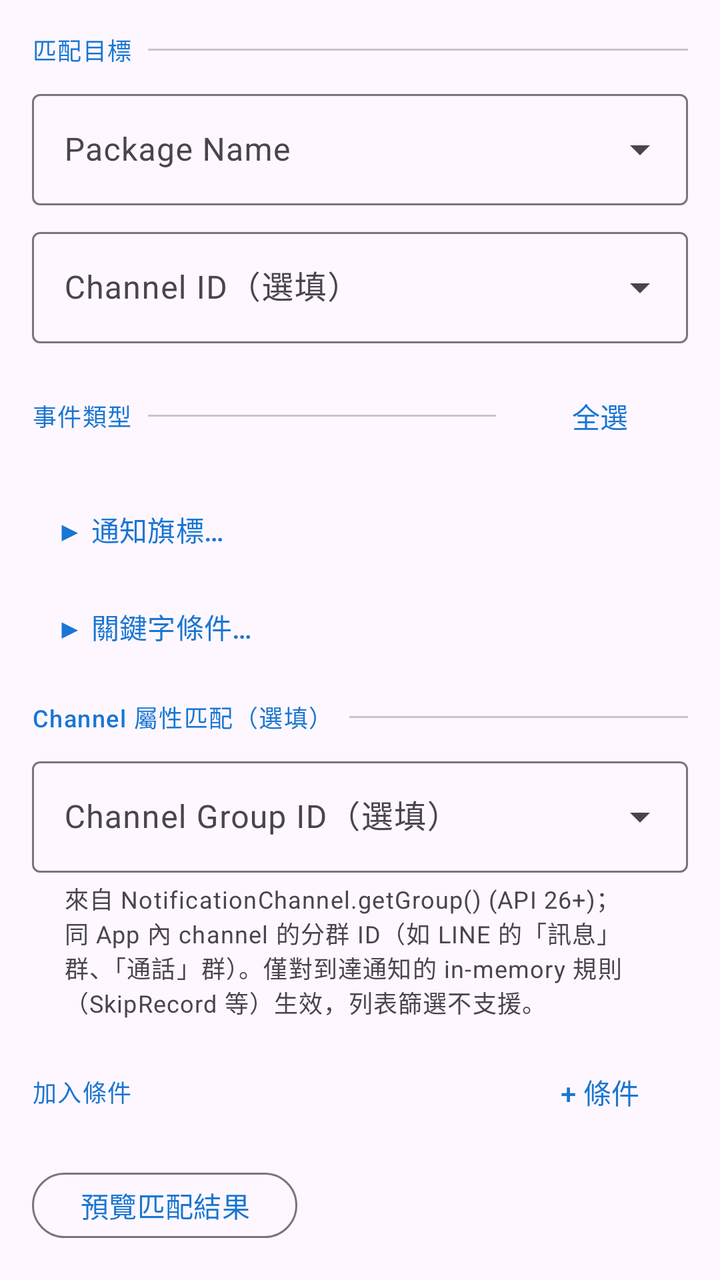
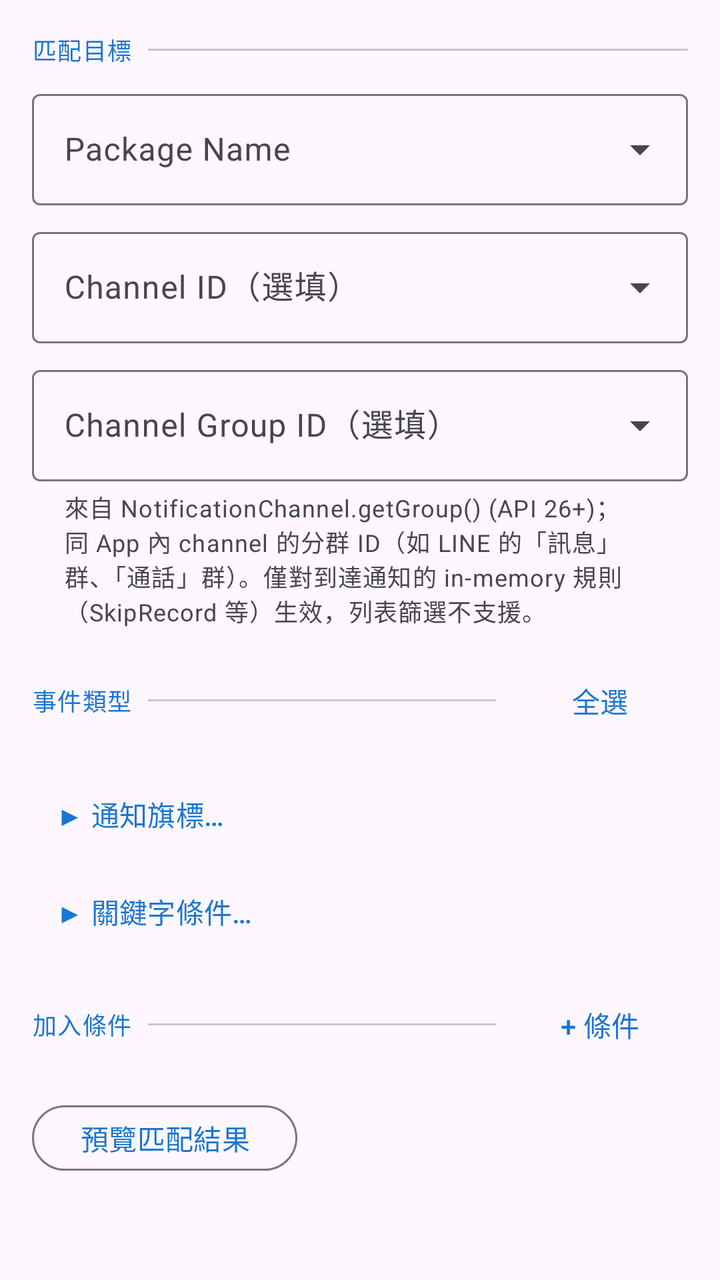

Compare the two renders of this Android layout. The source of the first and the diff that turns it into the second are given below.
<!-- AndroidManifest.xml: application theme Theme.NotificationMaster -->
<!-- res/layout/dialog_add_filter_rule.xml -->
<?xml version="1.0" encoding="utf-8"?>
<ScrollView xmlns:android="http://schemas.android.com/apk/res/android"
    xmlns:app="http://schemas.android.com/apk/res-auto"
    android:layout_width="match_parent"
    android:layout_height="wrap_content"
    android:padding="16dp">

    <LinearLayout
        android:layout_width="match_parent"
        android:layout_height="wrap_content"
        android:orientation="vertical">

        
        <com.google.android.material.textfield.TextInputLayout
            android:id="@+id/layout_category"
            style="@style/Widget.Material3.TextInputLayout.OutlinedBox.ExposedDropdownMenu"
            android:layout_width="match_parent"
            android:layout_height="wrap_content"
            android:hint="@string/filter_dialog_category"
            android:layout_marginBottom="8dp"
            android:visibility="gone">

            <com.google.android.material.textfield.MaterialAutoCompleteTextView
                android:id="@+id/dropdown_category"
                android:layout_width="match_parent"
                android:layout_height="wrap_content"
                android:inputType="none"
                android:editable="false" />

        </com.google.android.material.textfield.TextInputLayout>

        
        <LinearLayout
            android:id="@+id/section_header_target"
            android:layout_width="match_parent"
            android:layout_height="wrap_content"
            android:orientation="horizontal"
            android:gravity="center_vertical"
            android:layout_marginBottom="8dp">

            <com.google.android.material.textview.MaterialTextView
                android:layout_width="wrap_content"
                android:layout_height="wrap_content"
                android:text="@string/filter_section_target"
                android:textAppearance="?attr/textAppearanceLabelMedium"
                android:textColor="?attr/colorPrimary" />

            <com.google.android.material.divider.MaterialDivider
                android:layout_width="0dp"
                android:layout_height="wrap_content"
                android:layout_weight="1"
                android:layout_marginStart="8dp" />
        </LinearLayout>

        
        <com.google.android.material.textfield.TextInputLayout
            android:id="@+id/layout_package_name"
            style="@style/Widget.Material3.TextInputLayout.OutlinedBox.ExposedDropdownMenu"
            android:layout_width="match_parent"
            android:layout_height="wrap_content"
            android:hint="@string/filter_dialog_package_name"
            android:layout_marginBottom="8dp">

            <com.google.android.material.textfield.MaterialAutoCompleteTextView
                android:id="@+id/edit_package_name"
                android:layout_width="match_parent"
                android:layout_height="wrap_content"
                android:inputType="textNoSuggestions"
                android:completionThreshold="1" />
        </com.google.android.material.textfield.TextInputLayout>

        
        <com.google.android.material.textfield.TextInputLayout
            android:id="@+id/layout_channel_id"
            style="@style/Widget.Material3.TextInputLayout.OutlinedBox.ExposedDropdownMenu"
            android:layout_width="match_parent"
            android:layout_height="wrap_content"
            android:hint="@string/filter_dialog_channel_id"
            android:layout_marginBottom="8dp">

            <com.google.android.material.textfield.MaterialAutoCompleteTextView
                android:id="@+id/edit_channel_id"
                android:layout_width="match_parent"
                android:layout_height="wrap_content"
                android:inputType="textNoSuggestions"
                android:completionThreshold="1" />
        </com.google.android.material.textfield.TextInputLayout>

        
        <LinearLayout
            android:id="@+id/section_header_event_types"
            android:layout_width="match_parent"
            android:layout_height="wrap_content"
            android:orientation="horizontal"
            android:gravity="center_vertical"
            android:layout_marginTop="8dp"
            android:layout_marginBottom="8dp">

            <com.google.android.material.textview.MaterialTextView
                android:layout_width="wrap_content"
                android:layout_height="wrap_content"
                android:text="@string/filter_dialog_event_types"
                android:textAppearance="?attr/textAppearanceLabelMedium"
                android:textColor="?attr/colorPrimary" />

            <com.google.android.material.divider.MaterialDivider
                android:layout_width="0dp"
                android:layout_height="wrap_content"
                android:layout_weight="1"
                android:layout_marginStart="8dp"
                android:layout_marginEnd="8dp" />

            <com.google.android.material.button.MaterialButton
                android:id="@+id/btn_select_all"
                style="@style/Widget.Material3.Button.TextButton"
                android:layout_width="wrap_content"
                android:layout_height="wrap_content"
                android:text="@string/filter_select_all"
                android:minHeight="36dp" />
        </LinearLayout>

        
        <LinearLayout
            android:id="@+id/container_event_types"
            android:layout_width="match_parent"
            android:layout_height="wrap_content"
            android:orientation="vertical"
            android:paddingStart="8dp"
            android:paddingEnd="0dp"
            android:descendantFocusability="blocksDescendants" />

        
        <com.google.android.material.button.MaterialButton
            android:id="@+id/btn_toggle_flags"
            style="@style/Widget.Material3.Button.TextButton"
            android:layout_width="wrap_content"
            android:layout_height="wrap_content"
            android:layout_marginTop="8dp"
            android:text="@string/filter_flags_expand"
            android:minHeight="36dp" />

        <LinearLayout
            android:id="@+id/layout_flags_section"
            android:layout_width="match_parent"
            android:layout_height="wrap_content"
            android:orientation="vertical"
            android:paddingStart="8dp"
            android:paddingEnd="0dp"
            android:visibility="gone">

            
            <LinearLayout
                android:layout_width="match_parent"
                android:layout_height="wrap_content"
                android:orientation="horizontal"
                android:gravity="center_vertical"
                android:layout_marginBottom="8dp">

                <com.google.android.material.textview.MaterialTextView
                    android:layout_width="wrap_content"
                    android:layout_height="wrap_content"
                    android:text="@string/filter_flags_title"
                    android:textAppearance="?attr/textAppearanceLabelMedium"
                    android:textColor="?attr/colorPrimary" />

                <com.google.android.material.divider.MaterialDivider
                    android:layout_width="0dp"
                    android:layout_height="wrap_content"
                    android:layout_weight="1"
                    android:layout_marginStart="8dp" />
            </LinearLayout>

            
            <com.google.android.material.textview.MaterialTextView
                android:layout_width="match_parent"
                android:layout_height="wrap_content"
                android:text="@string/flag_state_legend"
                android:textAppearance="?attr/textAppearanceBodySmall"
                android:textColor="?attr/colorOnSurfaceVariant"
                android:layout_marginBottom="8dp" />

            
            <LinearLayout
                android:id="@+id/container_flags"
                android:layout_width="match_parent"
                android:layout_height="wrap_content"
                android:orientation="vertical" />

            
            <LinearLayout
                android:layout_width="match_parent"
                android:layout_height="wrap_content"
                android:orientation="horizontal"
                android:gravity="center_vertical"
                android:layout_marginTop="12dp"
                android:layout_marginBottom="8dp">

                <com.google.android.material.textview.MaterialTextView
                    android:layout_width="wrap_content"
                    android:layout_height="wrap_content"
                    android:text="@string/filter_derived_title"
                    android:textAppearance="?attr/textAppearanceLabelMedium"
                    android:textColor="?attr/colorPrimary" />

                <com.google.android.material.divider.MaterialDivider
                    android:layout_width="0dp"
                    android:layout_height="wrap_content"
                    android:layout_weight="1"
                    android:layout_marginStart="8dp" />
            </LinearLayout>

            
            <LinearLayout
                android:id="@+id/container_derived"
                android:layout_width="match_parent"
                android:layout_height="wrap_content"
                android:orientation="vertical" />

        </LinearLayout>

        
        <com.google.android.material.button.MaterialButton
            android:id="@+id/btn_toggle_keyword"
            style="@style/Widget.Material3.Button.TextButton"
            android:layout_width="wrap_content"
            android:layout_height="wrap_content"
            android:layout_marginTop="8dp"
            android:text="@string/filter_keyword_expand"
            android:minHeight="36dp" />

        <LinearLayout
            android:id="@+id/layout_keyword_section"
            android:layout_width="match_parent"
            android:layout_height="wrap_content"
            android:orientation="vertical"
            android:paddingStart="8dp"
            android:paddingEnd="0dp"
            android:visibility="gone">

            <com.google.android.material.textfield.TextInputLayout
                android:id="@+id/layout_keyword_pattern"
                style="@style/Widget.Material3.TextInputLayout.OutlinedBox"
                android:layout_width="match_parent"
                android:layout_height="wrap_content"
                android:layout_marginTop="4dp"
                android:hint="@string/filter_keyword_pattern_hint">

                <com.google.android.material.textfield.TextInputEditText
                    android:id="@+id/edit_keyword_pattern"
                    android:layout_width="match_parent"
                    android:layout_height="wrap_content" />

            </com.google.android.material.textfield.TextInputLayout>

            
            <com.google.android.material.textview.MaterialTextView
                android:layout_width="wrap_content"
                android:layout_height="wrap_content"
                android:text="@string/filter_keyword_fields_label"
                android:textAppearance="?attr/textAppearanceLabelSmall"
                android:textColor="?android:attr/textColorSecondary"
                android:layout_marginTop="8dp"
                android:layout_marginBottom="4dp" />

            
            <LinearLayout
                android:id="@+id/container_keyword_fields"
                android:layout_width="match_parent"
                android:layout_height="wrap_content"
                android:orientation="vertical"
                android:descendantFocusability="blocksDescendants" />

            
            <com.google.android.material.materialswitch.MaterialSwitch
                android:id="@+id/switch_keyword_regex"
                android:layout_width="match_parent"
                android:layout_height="wrap_content"
                android:layout_marginTop="4dp"
                android:text="@string/filter_keyword_regex" />

        </LinearLayout>

        
        <LinearLayout
            android:id="@+id/section_header_channel_property"
            android:layout_width="match_parent"
            android:layout_height="wrap_content"
            android:orientation="horizontal"
            android:gravity="center_vertical"
            android:layout_marginTop="16dp"
            android:layout_marginBottom="8dp">

            <com.google.android.material.textview.MaterialTextView
                android:id="@+id/label_channel_property"
                android:layout_width="wrap_content"
                android:layout_height="wrap_content"
                android:text="@string/filter_channel_property_title"
                android:textAppearance="?attr/textAppearanceLabelMedium"
                android:textColor="?attr/colorPrimary" />

            <com.google.android.material.divider.MaterialDivider
                android:layout_width="0dp"
                android:layout_height="wrap_content"
                android:layout_weight="1"
                android:layout_marginStart="8dp" />
        </LinearLayout>

        

        <com.google.android.material.textfield.TextInputLayout
            android:id="@+id/layout_group_id"
            style="@style/Widget.Material3.TextInputLayout.OutlinedBox.ExposedDropdownMenu"
            android:layout_width="match_parent"
            android:layout_height="wrap_content"
            android:hint="@string/filter_group_id"
            app:helperTextEnabled="true"
            app:helperText="@string/filter_group_id_hint">

            <com.google.android.material.textfield.MaterialAutoCompleteTextView
                android:id="@+id/edit_group_id"
                android:layout_width="match_parent"
                android:layout_height="wrap_content"
                android:inputType="textNoSuggestions"
                android:completionThreshold="1" />

        </com.google.android.material.textfield.TextInputLayout>

        
        <LinearLayout
            android:id="@+id/layout_field_predicates_section"
            android:layout_width="match_parent"
            android:layout_height="wrap_content"
            android:orientation="vertical"
            android:layout_marginTop="16dp">

            <LinearLayout
                android:layout_width="match_parent"
                android:layout_height="wrap_content"
                android:orientation="horizontal"
                android:gravity="center_vertical">

                <com.google.android.material.textview.MaterialTextView
                    android:layout_width="0dp"
                    android:layout_weight="1"
                    android:layout_height="wrap_content"
                    android:text="@string/filter_section_field_predicates"
                    android:textAppearance="?attr/textAppearanceLabelMedium"
                    android:textColor="?attr/colorPrimary" />

                <com.google.android.material.button.MaterialButton
                    android:id="@+id/btn_add_field_predicate"
                    style="@style/Widget.Material3.Button.TextButton"
                    android:layout_width="wrap_content"
                    android:layout_height="wrap_content"
                    android:text="@string/filter_add_field_predicate"
                    android:minHeight="36dp" />
            </LinearLayout>

            <LinearLayout
                android:id="@+id/container_field_predicates"
                android:layout_width="match_parent"
                android:layout_height="wrap_content"
                android:orientation="vertical" />
        </LinearLayout>

        
        <LinearLayout
            android:id="@+id/layout_list_filter_settings"
            android:layout_width="match_parent"
            android:layout_height="wrap_content"
            android:orientation="vertical"
            android:visibility="gone"
            android:layout_marginTop="16dp">

            <com.google.android.material.textview.MaterialTextView
                android:layout_width="wrap_content"
                android:layout_height="wrap_content"
                android:text="@string/filter_section_list_filter"
                android:textAppearance="?attr/textAppearanceLabelMedium"
                android:textColor="?attr/colorPrimary"
                android:layout_marginBottom="8dp" />

            <com.google.android.material.textfield.TextInputLayout
                android:layout_width="match_parent"
                android:layout_height="wrap_content"
                android:hint="@string/filter_list_order"
                style="@style/Widget.Material3.TextInputLayout.OutlinedBox.ExposedDropdownMenu">

                <com.google.android.material.textfield.MaterialAutoCompleteTextView
                    android:id="@+id/dropdown_list_order"
                    android:layout_width="match_parent"
                    android:layout_height="wrap_content"
                    android:inputType="none"
                    android:focusable="false" />
            </com.google.android.material.textfield.TextInputLayout>

            <com.google.android.material.materialswitch.MaterialSwitch
                android:id="@+id/switch_list_dedup"
                android:layout_width="wrap_content"
                android:layout_height="wrap_content"
                android:layout_marginTop="8dp"
                android:text="@string/filter_list_dedup" />

            <com.google.android.material.textfield.TextInputLayout
                android:layout_width="match_parent"
                android:layout_height="wrap_content"
                android:layout_marginTop="8dp"
                android:hint="@string/filter_list_limit"
                style="@style/Widget.Material3.TextInputLayout.OutlinedBox.Dense">

                <com.google.android.material.textfield.TextInputEditText
                    android:id="@+id/edit_list_limit"
                    android:layout_width="match_parent"
                    android:layout_height="wrap_content"
                    android:inputType="number"
                    android:maxLines="1" />
            </com.google.android.material.textfield.TextInputLayout>
        </LinearLayout>

        
        <LinearLayout
            android:id="@+id/layout_action_settings"
            android:layout_width="match_parent"
            android:layout_height="wrap_content"
            android:orientation="vertical"
            android:visibility="gone">

            <LinearLayout
                android:layout_width="match_parent"
                android:layout_height="wrap_content"
                android:orientation="horizontal"
                android:gravity="center_vertical"
                android:layout_marginTop="16dp"
                android:layout_marginBottom="8dp">

                <com.google.android.material.textview.MaterialTextView
                    android:layout_width="wrap_content"
                    android:layout_height="wrap_content"
                    android:text="@string/filter_section_action"
                    android:textAppearance="?attr/textAppearanceLabelMedium"
                    android:textColor="?attr/colorPrimary" />

                <com.google.android.material.divider.MaterialDivider
                    android:layout_width="0dp"
                    android:layout_height="wrap_content"
                    android:layout_weight="1"
                    android:layout_marginStart="8dp" />
            </LinearLayout>

            
            <com.google.android.material.textfield.TextInputLayout
                android:id="@+id/layout_dismiss_delay"
                style="@style/Widget.Material3.TextInputLayout.OutlinedBox.ExposedDropdownMenu"
                android:layout_width="match_parent"
                android:layout_height="wrap_content"
                android:hint="@string/filter_dismiss_delay"
                android:layout_marginBottom="8dp"
                android:visibility="gone">

                <com.google.android.material.textfield.MaterialAutoCompleteTextView
                    android:id="@+id/dropdown_dismiss_delay"
                    android:layout_width="match_parent"
                    android:layout_height="wrap_content"
                    android:inputType="none"
                    android:editable="false" />

            </com.google.android.material.textfield.TextInputLayout>

            
            <com.google.android.material.textfield.TextInputLayout
                android:id="@+id/layout_dismiss_delay_custom"
                style="@style/Widget.Material3.TextInputLayout.OutlinedBox"
                android:layout_width="match_parent"
                android:layout_height="wrap_content"
                android:hint="@string/filter_dismiss_delay_custom_hint"
                android:layout_marginBottom="8dp"
                android:visibility="gone">

                <com.google.android.material.textfield.TextInputEditText
                    android:id="@+id/edit_dismiss_delay_custom"
                    android:layout_width="match_parent"
                    android:layout_height="wrap_content"
                    android:inputType="number" />

            </com.google.android.material.textfield.TextInputLayout>

            
            <com.google.android.material.button.MaterialButton
                android:id="@+id/btn_choose_sound"
                style="@style/Widget.Material3.Button.OutlinedButton"
                android:layout_width="match_parent"
                android:layout_height="wrap_content"
                android:layout_marginBottom="8dp"
                android:text="@string/filter_alert_choose_sound"
                android:visibility="gone" />

            
            <com.google.android.material.materialswitch.MaterialSwitch
                android:id="@+id/switch_alert_vibrate"
                android:layout_width="match_parent"
                android:layout_height="wrap_content"
                android:text="@string/filter_alert_vibrate"
                android:checked="true"
                android:visibility="gone" />

            
            <com.google.android.material.materialswitch.MaterialSwitch
                android:id="@+id/switch_alarm_stream"
                android:layout_width="match_parent"
                android:layout_height="wrap_content"
                android:text="@string/filter_alert_alarm_stream"
                android:checked="true"
                android:visibility="gone" />

        </LinearLayout>

        
        <LinearLayout
            android:layout_width="match_parent"
            android:layout_height="wrap_content"
            android:orientation="horizontal"
            android:gravity="center_vertical"
            android:layout_marginTop="16dp">

            <com.google.android.material.button.MaterialButton
                android:id="@+id/btn_preview_match"
                style="@style/Widget.Material3.Button.OutlinedButton"
                android:layout_width="wrap_content"
                android:layout_height="wrap_content"
                android:text="@string/filter_preview_match"
                android:minHeight="36dp" />

            <com.google.android.material.textview.MaterialTextView
                android:id="@+id/text_preview_count"
                android:layout_width="0dp"
                android:layout_weight="1"
                android:layout_height="wrap_content"
                android:layout_marginStart="12dp"
                android:gravity="end"
                android:textAppearance="?attr/textAppearanceBodyMedium"
                android:textColor="?attr/colorOnSurfaceVariant" />
        </LinearLayout>

    </LinearLayout>
</ScrollView>
<!-- resources referenced by this layout -->
<resources>
  <string name="filter_add_field_predicate">+ 條件</string>
  <string name="filter_alert_alarm_stream">使用鬧鈴通道（不受靜音影響）</string>
  <string name="filter_alert_choose_sound">選擇提醒鈴聲</string>
  <string name="filter_alert_vibrate">振動</string>
  <string name="filter_channel_property_title">Channel 屬性匹配（選填）</string>
  <string name="filter_derived_title">推斷屬性</string>
  <string name="filter_dialog_category">規則類別</string>
  <string name="filter_dialog_channel_id">Channel ID（選填）</string>
  <string name="filter_dialog_event_types">事件類型</string>
  <string name="filter_dialog_package_name">Package Name</string>
  <string name="filter_dismiss_delay">清除延遲</string>
  <string name="filter_dismiss_delay_custom_hint">分鐘</string>
  <string name="filter_flags_expand">▶ 通知旗標…</string>
  <string name="filter_flags_title">通知旗標</string>
  <string name="filter_group_id">Channel Group ID（選填）</string>
  <string name="filter_group_id_hint">來自 NotificationChannel.getGroup() (API 26+)；同 App 內 channel 的分群 ID（如 LINE 的「訊息」群、「通話」群）。僅對到達通知的 in-memory 規則（SkipRecord 等）生效，列表篩選不支援。</string>
  <string name="filter_keyword_expand">▶ 關鍵字條件…</string>
  <string name="filter_keyword_fields_label">搜尋欄位：</string>
  <string name="filter_keyword_pattern_hint">搜尋關鍵字或正規表示式</string>
  <string name="filter_keyword_regex">使用正規表示式</string>
  <string name="filter_list_dedup">去除重複</string>
  <string name="filter_list_limit">筆數上限（留空 = 不限）</string>
  <string name="filter_list_order">排序</string>
  <string name="filter_preview_match">預覽匹配結果</string>
  <string name="filter_section_action">動作設定</string>
  <string name="filter_section_field_predicates">加入條件</string>
  <string name="filter_section_list_filter">列表設定</string>
  <string name="filter_section_target">匹配目標</string>
  <string name="filter_select_all">全選</string>
  <string name="flag_state_legend">三態：✓ 必須 ／ ✗ 排除 ／ — 不限</string>
  <style name="Theme.NotificationMaster" parent="Theme.Material3.DayNight.NoActionBar">
          
          <item name="colorPrimary">@color/primary</item>
          <item name="colorPrimaryVariant">@color/primary_dark</item>
          <item name="colorOnPrimary">@color/white</item>
  
          
          <item name="colorSecondary">@color/secondary</item>
          <item name="colorSecondaryVariant">@color/secondary_dark</item>
          <item name="colorOnSecondary">@color/black</item>
  
          
          <item name="android:statusBarColor">?attr/colorPrimaryVariant</item>
  
          
      </style>
  <color name="primary">#1976D2</color>
  <color name="primary_dark">#1565C0</color>
  <color name="white">#FFFFFF</color>
  <color name="secondary">#FF9800</color>
  <color name="secondary_dark">#F57C00</color>
  <color name="black">#000000</color>
</resources>

<!-- the commit's change to res/layout/dialog_add_filter_rule.xml (unified diff, before → after) -->
@@ -87,6 +87,25 @@
         </com.google.android.material.textfield.TextInputLayout>
 
         
+        <com.google.android.material.textfield.TextInputLayout
+            android:id="@+id/layout_group_id"
+            style="@style/Widget.Material3.TextInputLayout.OutlinedBox.ExposedDropdownMenu"
+            android:layout_width="match_parent"
+            android:layout_height="wrap_content"
+            android:hint="@string/filter_group_id"
+            android:layout_marginBottom="8dp"
+            app:helperTextEnabled="true"
+            app:helperText="@string/filter_group_id_hint">
+
+            <com.google.android.material.textfield.MaterialAutoCompleteTextView
+                android:id="@+id/edit_group_id"
+                android:layout_width="match_parent"
+                android:layout_height="wrap_content"
+                android:inputType="textNoSuggestions"
+                android:completionThreshold="1" />
+        </com.google.android.material.textfield.TextInputLayout>
+
+        
         <LinearLayout
             android:id="@+id/section_header_event_types"
             android:layout_width="match_parent"
@@ -282,51 +301,6 @@
 
         
         <LinearLayout
-            android:id="@+id/section_header_channel_property"
-            android:layout_width="match_parent"
-            android:layout_height="wrap_content"
-            android:orientation="horizontal"
-            android:gravity="center_vertical"
-            android:layout_marginTop="16dp"
-            android:layout_marginBottom="8dp">
-
-            <com.google.android.material.textview.MaterialTextView
-                android:id="@+id/label_channel_property"
-                android:layout_width="wrap_content"
-                android:layout_height="wrap_content"
-                android:text="@string/filter_channel_property_title"
-                android:textAppearance="?attr/textAppearanceLabelMedium"
-                android:textColor="?attr/colorPrimary" />
-
-            <com.google.android.material.divider.MaterialDivider
-                android:layout_width="0dp"
-                android:layout_height="wrap_content"
-                android:layout_weight="1"
-                android:layout_marginStart="8dp" />
-        </LinearLayout>
-
-        
-
-        <com.google.android.material.textfield.TextInputLayout
-            android:id="@+id/layout_group_id"
-            style="@style/Widget.Material3.TextInputLayout.OutlinedBox.ExposedDropdownMenu"
-            android:layout_width="match_parent"
-            android:layout_height="wrap_content"
-            android:hint="@string/filter_group_id"
-            app:helperTextEnabled="true"
-            app:helperText="@string/filter_group_id_hint">
-
-            <com.google.android.material.textfield.MaterialAutoCompleteTextView
-                android:id="@+id/edit_group_id"
-                android:layout_width="match_parent"
-                android:layout_height="wrap_content"
-                android:inputType="textNoSuggestions"
-                android:completionThreshold="1" />
-
-        </com.google.android.material.textfield.TextInputLayout>
-
-        
-        <LinearLayout
             android:id="@+id/layout_field_predicates_section"
             android:layout_width="match_parent"
             android:layout_height="wrap_content"
@@ -340,12 +314,17 @@
                 android:gravity="center_vertical">
 
                 <com.google.android.material.textview.MaterialTextView
-                    android:layout_width="0dp"
-                    android:layout_weight="1"
+                    android:layout_width="wrap_content"
                     android:layout_height="wrap_content"
                     android:text="@string/filter_section_field_predicates"
                     android:textAppearance="?attr/textAppearanceLabelMedium"
                     android:textColor="?attr/colorPrimary" />
+
+                <com.google.android.material.divider.MaterialDivider
+                    android:layout_width="0dp"
+                    android:layout_height="wrap_content"
+                    android:layout_weight="1"
+                    android:layout_marginHorizontal="8dp" />
 
                 <com.google.android.material.button.MaterialButton
                     android:id="@+id/btn_add_field_predicate"
@@ -372,13 +351,26 @@
             android:visibility="gone"
             android:layout_marginTop="16dp">
 
-            <com.google.android.material.textview.MaterialTextView
-                android:layout_width="wrap_content"
-                android:layout_height="wrap_content"
-                android:text="@string/filter_section_list_filter"
-                android:textAppearance="?attr/textAppearanceLabelMedium"
-                android:textColor="?attr/colorPrimary"
-                android:layout_marginBottom="8dp" />
+            <LinearLayout
+                android:layout_width="match_parent"
+                android:layout_height="wrap_content"
+                android:orientation="horizontal"
+                android:gravity="center_vertical"
+                android:layout_marginBottom="8dp">
+
+                <com.google.android.material.textview.MaterialTextView
+                    android:layout_width="wrap_content"
+                    android:layout_height="wrap_content"
+                    android:text="@string/filter_section_list_filter"
+                    android:textAppearance="?attr/textAppearanceLabelMedium"
+                    android:textColor="?attr/colorPrimary" />
+
+                <com.google.android.material.divider.MaterialDivider
+                    android:layout_width="0dp"
+                    android:layout_height="wrap_content"
+                    android:layout_weight="1"
+                    android:layout_marginStart="8dp" />
+            </LinearLayout>
 
             <com.google.android.material.textfield.TextInputLayout
                 android:layout_width="match_parent"
<!-- resource entries referenced after the edit -->
@@ -4,7 +4,6 @@
   <string name="filter_alert_alarm_stream">使用鬧鈴通道（不受靜音影響）</string>
   <string name="filter_alert_choose_sound">選擇提醒鈴聲</string>
   <string name="filter_alert_vibrate">振動</string>
-  <string name="filter_channel_property_title">Channel 屬性匹配（選填）</string>
   <string name="filter_derived_title">推斷屬性</string>
   <string name="filter_dialog_category">規則類別</string>
   <string name="filter_dialog_channel_id">Channel ID（選填）</string>
